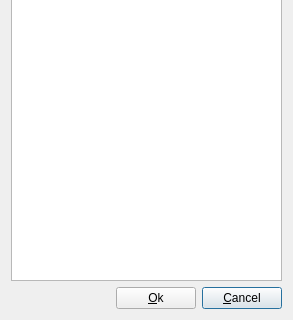
This is autofillexpnum.ui in cgilles/digikam-analogexif as Qt 5 draws it before an edit; both pictures show x 0 to 293 and y 157 to 477 of the 293 by 477 pixel window. The edited form follows.
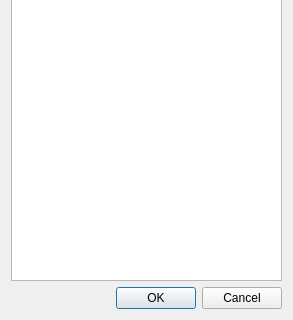
This is the edited form. Icons and pictures are not drawn.

Commit message: Use QDialogButtonBox for portability.

```diff
--- a/autofillexpnum.ui
+++ b/autofillexpnum.ui
@@ -134,19 +134,9 @@
       </spacer>
      </item>
      <item>
-      <widget class="QPushButton" name="okBtn">
-       <property name="text">
-        <string>&amp;Ok</string>
-       </property>
-      </widget>
-     </item>
-     <item>
-      <widget class="QPushButton" name="cancelBtn">
-       <property name="text">
-        <string>&amp;Cancel</string>
-       </property>
-       <property name="default">
-        <bool>true</bool>
+      <widget class="QDialogButtonBox" name="buttonBox">
+       <property name="standardButtons">
+        <set>QDialogButtonBox::Cancel|QDialogButtonBox::Ok</set>
        </property>
       </widget>
      </item>
```
Left out of the diff: 16 changed lines with no effect on the pictures. The commit also changes 8 other files.
